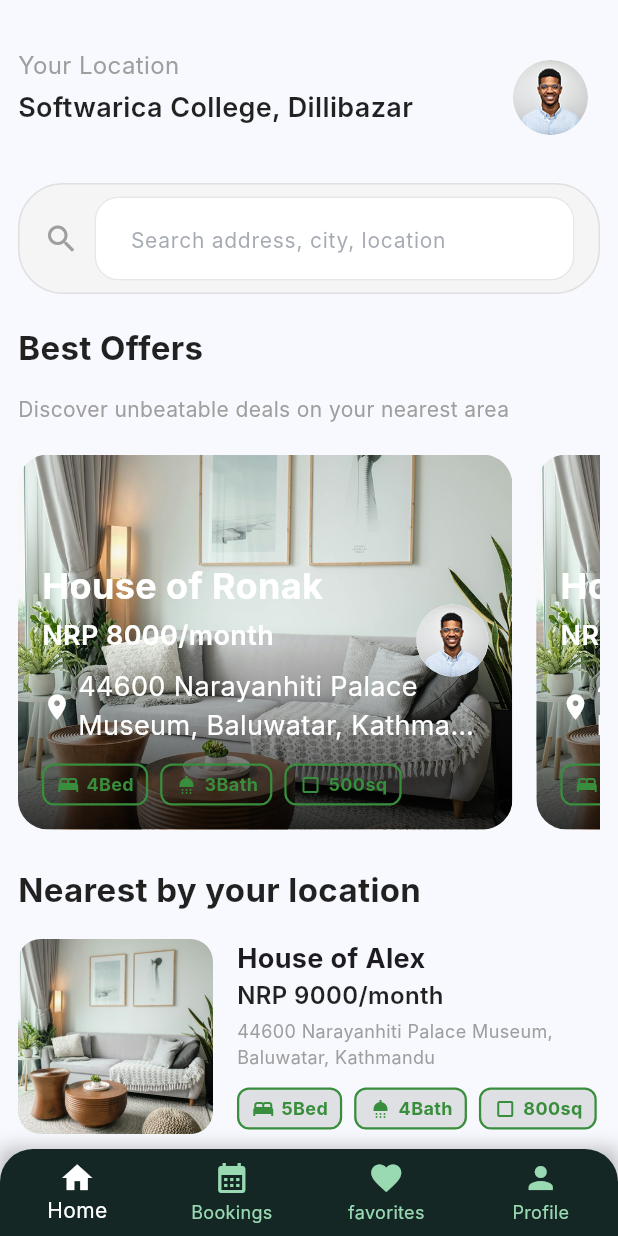
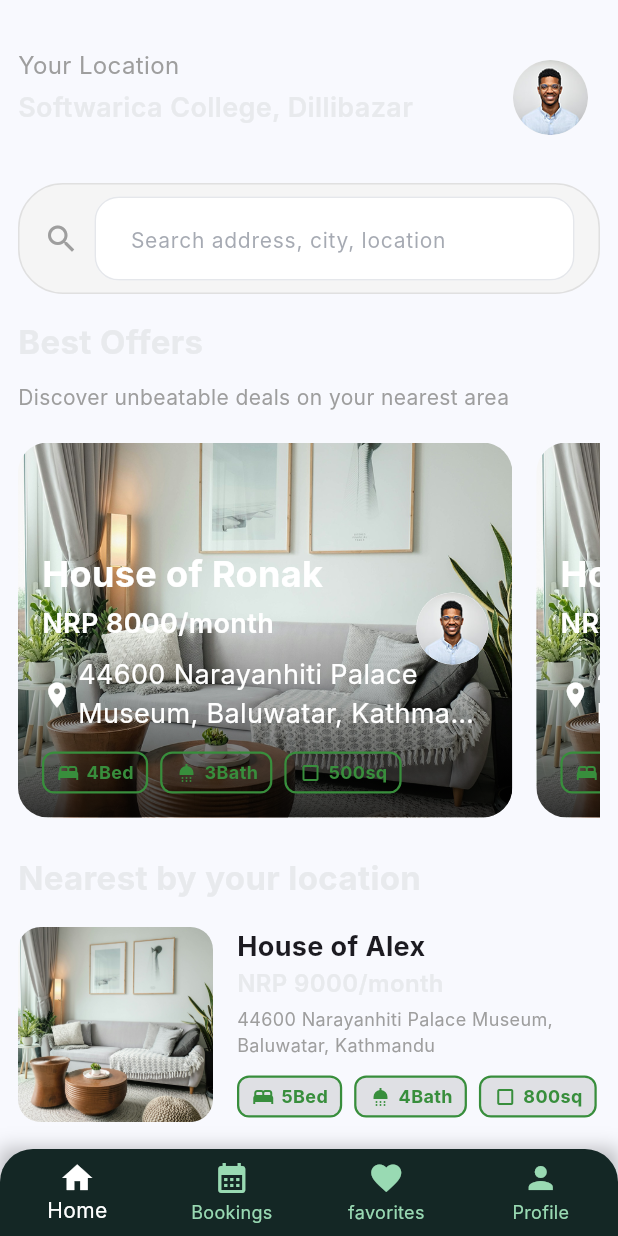
Before and after one commit to sagarlama0102/rentease, a Flutter app: the BottomScreenLayout screen opened directly, on a phone screen of 412 x 824 dp. Run offline on Flutter 3.47's test engine with Material 3 defaults, Android fonts, the light colour scheme and no system bars; our stand-ins replace connectivity_plus, dartz, dio, equatable, flutter_riverpod, flutter_secure_storage and 3 more; missing offline and left inert: dio_smart_retry; accounts and stored records are empty; Roboto replaces fonts that are missing (Inter).

Commit message:
fixed some dashboard ui

```diff
--- a/lib/app/theme/app_colors.dart
+++ b/lib/app/theme/app_colors.dart
@@ -135,7 +135,7 @@ class AppColors {
 
   // Dark Text Colors
   static const Color darkTextPrimary = Color(0xFFE8EAED);
-  static const Color darkTextSecondary = Color(0xFFB4B8BB);
+  static const Color darkTextSecondary = Color(0xFFE8EAED);
   static const Color darkTextTertiary = Color(0xFF7C8186);
 
   // Dark Border & Divider
--- a/lib/screens/bottom_screen/home_screen.dart
+++ b/lib/screens/bottom_screen/home_screen.dart
@@ -1,4 +1,5 @@
 import 'package:flutter/material.dart';
+import 'package:rentease/app/theme/app_colors.dart';
 import 'package:rentease/models/property.dart';
 import 'package:rentease/widgets/best_offer_card.dart';
 import 'package:rentease/widgets/home_header.dart';
@@ -26,13 +27,13 @@ class HomeScreen extends StatelessWidget {
               ),
 
               Padding(
-                padding: const EdgeInsets.symmetric(horizontal: 12, vertical: 8),
+                padding: const EdgeInsets.symmetric(horizontal: 12, vertical: 4),
                 child: Text(
                   "Best Offers",
                   style: TextStyle(
                     fontSize: 22,
                     fontWeight: FontWeight.bold,
-                    color: Colors.black87,
+                    color: AppColors.darkTextSecondary,
                   ),
                 ),
               ),
@@ -65,7 +66,7 @@ class HomeScreen extends StatelessWidget {
                   style: TextStyle(
                     fontSize: 22,
                     fontWeight: FontWeight.bold,
-                    color: Colors.black87,
+                    color: AppColors.darkTextSecondary,
                   ),
                 ),
               ),
--- a/lib/widgets/home_header.dart
+++ b/lib/widgets/home_header.dart
@@ -1,4 +1,5 @@
 import 'package:flutter/material.dart';
+import 'package:rentease/app/theme/app_colors.dart';
 
 class HomeHeader extends StatelessWidget {
   const HomeHeader({super.key});
@@ -22,7 +23,7 @@ class HomeHeader extends StatelessWidget {
                 style: TextStyle(
                   fontSize: 18,
                   fontWeight: FontWeight.w600,
-                  color: Colors.black87,
+                  color: AppColors.darkTextSecondary,
                 ),
               ),
             ],
--- a/lib/widgets/nearest_property_row.dart
+++ b/lib/widgets/nearest_property_row.dart
@@ -1,4 +1,5 @@
 import 'package:flutter/material.dart';
+import 'package:rentease/app/theme/app_colors.dart';
 import 'package:rentease/models/property.dart';
 import 'package:rentease/widgets/icon_badge.dart';
 
@@ -40,7 +41,7 @@ class NearestPropertyRow extends StatelessWidget {
                   style: TextStyle(
                     fontSize: 16,
                     fontWeight: FontWeight.w600,
-                    color: Colors.black87,
+                    color: AppColors.darkTextSecondary,
                   ),
                 ),
                 SizedBox(height: 4),
```
